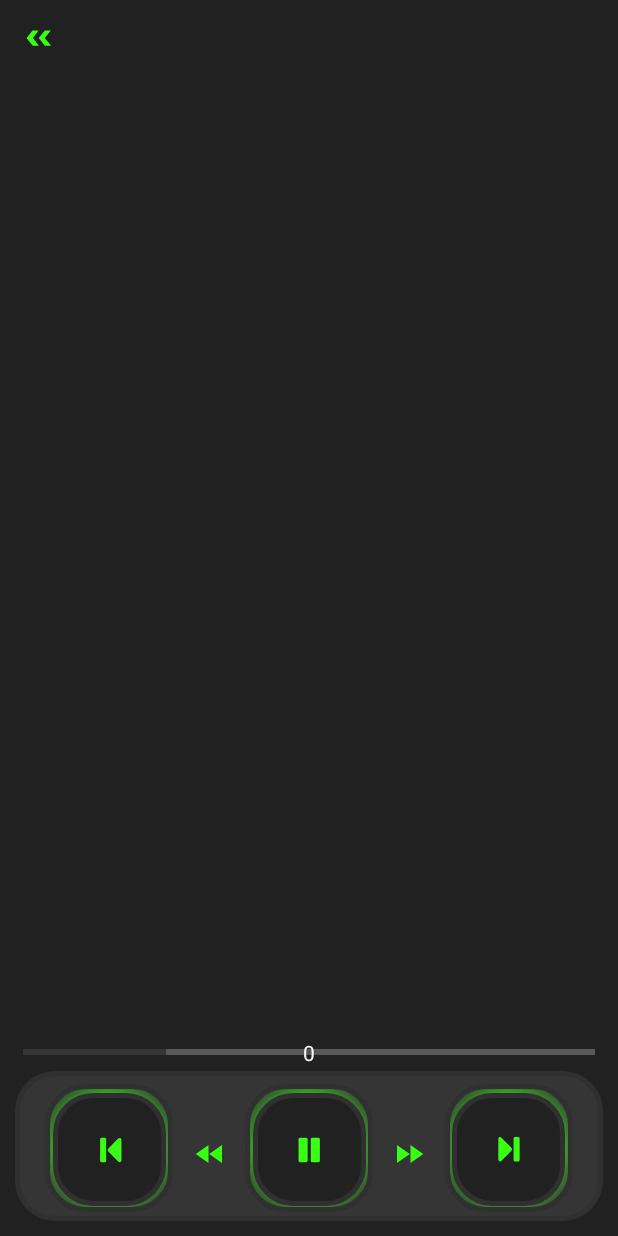
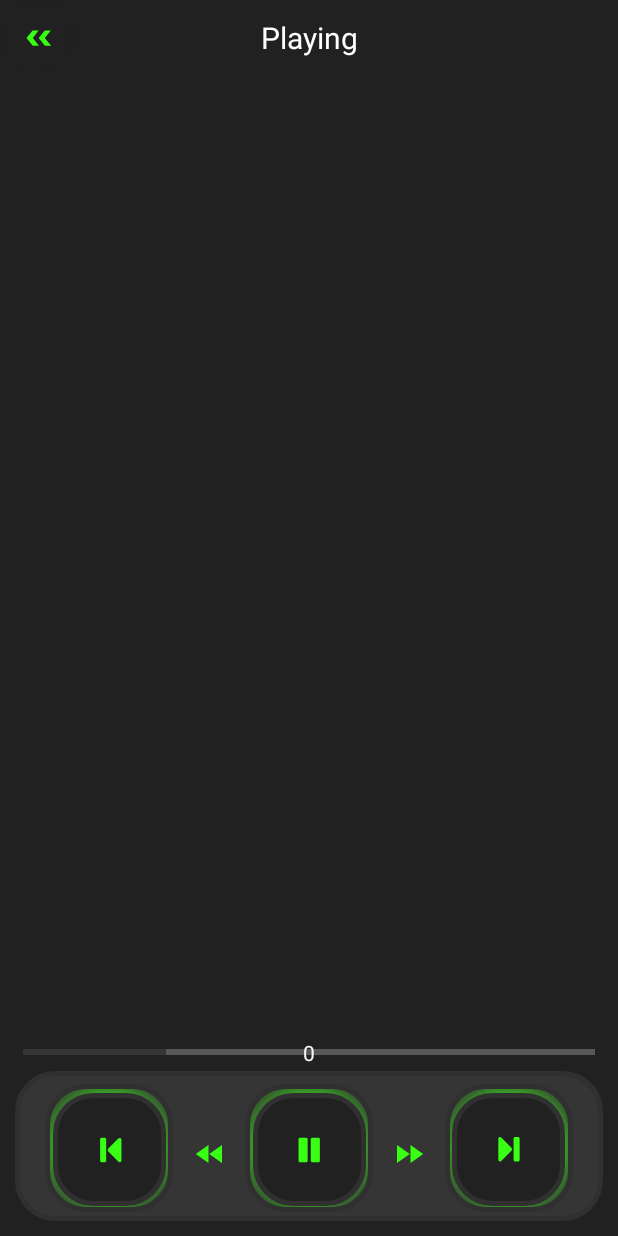
Before and after one commit to bytesenseidk/MusicPlayer, an Android app: the screen it shows after launch (PlayerActivity), after a tap on "Pause song", on a phone screen of 412 x 824 dp. Run offline under Robolectric (Android 15) with nearby library versions, the phone set to English and light mode, and no system bars.

Commit message:
Metadata scraper (start)

```diff
--- /dev/null
+++ b/app/src/main/java/lars/rosenkilde/musicplayer/MetaDataExtractor.java
@@ -0,0 +1,11 @@
+package lars.rosenkilde.musicplayer;
+
+import android.media.MediaMetadataRetriever;
+import java.net.URL;
+
+public class MetaDataExtractor {
+    URL songPath = MetaDataExtractor.class.getResource("dummysong.mp3");
+    MediaMetadataRetriever mmr = new MediaMetadataRetriever();
+
+    String albumName = mmr.extractMetadata(MediaMetadataRetriever.METADATA_KEY_ALBUM);
+}
--- a/app/src/main/java/lars/rosenkilde/musicplayer/PlayerActivity.kt
+++ b/app/src/main/java/lars/rosenkilde/musicplayer/PlayerActivity.kt
@@ -45,8 +45,18 @@ class PlayerActivity : AppCompatActivity() {
         }
     }
 
+    private fun testFunc() {
+        val songname = MetaDataExtractor().songPath
+        if (!playerState) {
+            binding.songTitle.text = "Playing"
+        } else {
+            binding.songTitle.text = "Paused"
+        }
+
+    }
+
     private fun playMedia() {
-        println("Playing...")
+        testFunc()
         playerState = true
         if (mMediaPlayer == null) {
             mMediaPlayer = MediaPlayer.create(this, dummySong)
@@ -56,13 +66,12 @@ class PlayerActivity : AppCompatActivity() {
     }
 
     private fun pauseMedia() {
-        println("Pausing...")
+        testFunc()
         playerState = false
         if (mMediaPlayer?.isPlaying == true) mMediaPlayer?.pause()
     }
 
     private fun stop() {
-        println("Stopping...")
         if (mMediaPlayer != null) {
             mMediaPlayer!!.stop()
             mMediaPlayer!!.release()
--- a/app/src/main/res/layout/activity_player.xml
+++ b/app/src/main/res/layout/activity_player.xml
@@ -19,6 +19,18 @@
         android:layout_width="match_parent"
         android:layout_height="50sp"
         app:layout_constraintTop_toTopOf="parent"/>
+
+    <TextView
+        android:id="@+id/songTitle"
+        android:layout_width="wrap_content"
+        android:layout_height="wrap_content"
+        android:text="Song Name Here!"
+        android:textSize="20sp"
+        android:textColor="@color/white"
+        app:layout_constraintEnd_toEndOf="@id/nav_menu"
+        app:layout_constraintStart_toStartOf="@id/nav_menu"
+        app:layout_constraintTop_toTopOf="@id/nav_menu"
+        app:layout_constraintBottom_toBottomOf="@id/nav_menu"/>
 
     <ImageButton
         android:layout_width="50sp"
```
Also changed, not shown: app/src/main/java/lars/rosenkilde/musicplayer/SongData.kt (+13 -3 lines).
